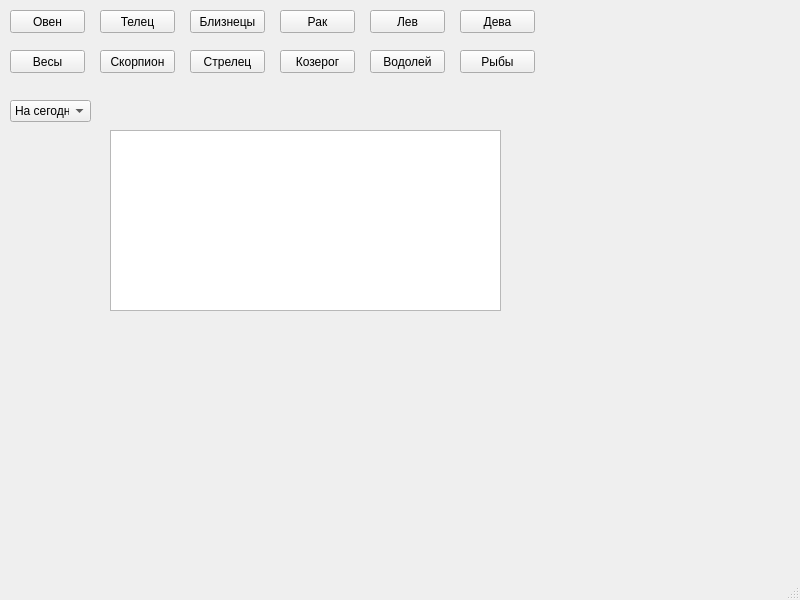
Qt form GUI.ui (Dekster198/Zodiac) before a commit.
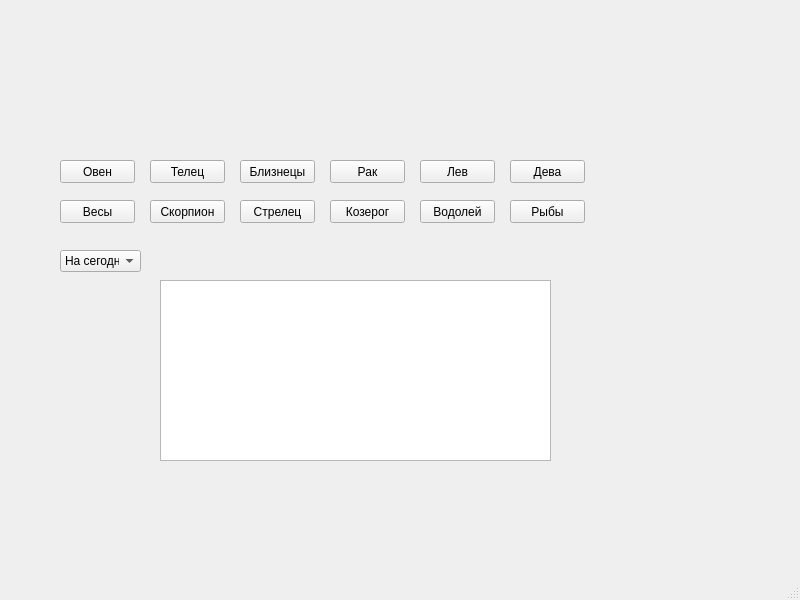
The same form after that commit. Icons and pictures are not drawn.

The edit to the form file:
```diff
--- a/GUI.ui
+++ b/GUI.ui
@@ -24,8 +24,8 @@
     </property>
     <property name="geometry">
      <rect>
-      <x>10</x>
-      <y>10</y>
+      <x>60</x>
+      <y>160</y>
       <width>75</width>
       <height>23</height>
      </rect>
@@ -52,8 +52,8 @@
    <widget class="QPushButton" name="Taurus">
     <property name="geometry">
      <rect>
-      <x>100</x>
-      <y>10</y>
+      <x>150</x>
+      <y>160</y>
       <width>75</width>
       <height>23</height>
      </rect>
@@ -71,8 +71,8 @@
    <widget class="QPushButton" name="Gemini">
     <property name="geometry">
      <rect>
-      <x>190</x>
-      <y>10</y>
+      <x>240</x>
+      <y>160</y>
       <width>75</width>
       <height>23</height>
      </rect>
@@ -84,8 +84,8 @@
    <widget class="QPushButton" name="Cancer">
     <property name="geometry">
      <rect>
-      <x>280</x>
-      <y>10</y>
+      <x>330</x>
+      <y>160</y>
       <width>75</width>
       <height>23</height>
      </rect>
@@ -97,8 +97,8 @@
    <widget class="QPushButton" name="Leo">
     <property name="geometry">
      <rect>
-      <x>370</x>
-      <y>10</y>
+      <x>420</x>
+      <y>160</y>
       <width>75</width>
       <height>23</height>
      </rect>
@@ -110,8 +110,8 @@
    <widget class="QPushButton" name="Virgo">
     <property name="geometry">
      <rect>
-      <x>460</x>
-      <y>10</y>
+      <x>510</x>
+      <y>160</y>
       <width>75</width>
       <height>23</height>
      </rect>
@@ -123,8 +123,8 @@
    <widget class="QPushButton" name="Libra">
     <property name="geometry">
      <rect>
-      <x>10</x>
-      <y>50</y>
+      <x>60</x>
+      <y>200</y>
       <width>75</width>
       <height>23</height>
      </rect>
@@ -136,8 +136,8 @@
    <widget class="QPushButton" name="Scorpio">
     <property name="geometry">
      <rect>
-      <x>100</x>
-      <y>50</y>
+      <x>150</x>
+      <y>200</y>
       <width>75</width>
       <height>23</height>
      </rect>
@@ -149,8 +149,8 @@
    <widget class="QPushButton" name="Sagittarius">
     <property name="geometry">
      <rect>
-      <x>190</x>
-      <y>50</y>
+      <x>240</x>
+      <y>200</y>
       <width>75</width>
       <height>23</height>
      </rect>
@@ -162,8 +162,8 @@
    <widget class="QPushButton" name="Capricorn">
     <property name="geometry">
      <rect>
-      <x>280</x>
-      <y>50</y>
+      <x>330</x>
+      <y>200</y>
       <width>75</width>
       <height>23</height>
      </rect>
@@ -175,8 +175,8 @@
    <widget class="QPushButton" name="Aquarius">
     <property name="geometry">
      <rect>
-      <x>370</x>
-      <y>50</y>
+      <x>420</x>
+      <y>200</y>
       <width>75</width>
       <height>23</height>
      </rect>
@@ -188,8 +188,8 @@
    <widget class="QPushButton" name="Pisces">
     <property name="geometry">
      <rect>
-      <x>460</x>
-      <y>50</y>
+      <x>510</x>
+      <y>200</y>
       <width>75</width>
       <height>23</height>
      </rect>
@@ -201,8 +201,8 @@
    <widget class="QComboBox" name="comboBox">
     <property name="geometry">
      <rect>
-      <x>10</x>
-      <y>100</y>
+      <x>60</x>
+      <y>250</y>
       <width>81</width>
       <height>22</height>
      </rect>
@@ -247,8 +247,8 @@
    <widget class="QTextBrowser" name="textBrowser">
     <property name="geometry">
      <rect>
-      <x>110</x>
-      <y>130</y>
+      <x>160</x>
+      <y>280</y>
       <width>391</width>
       <height>181</height>
      </rect>
```
Left out of the diff: 2 changed lines with no effect on the pictures.
